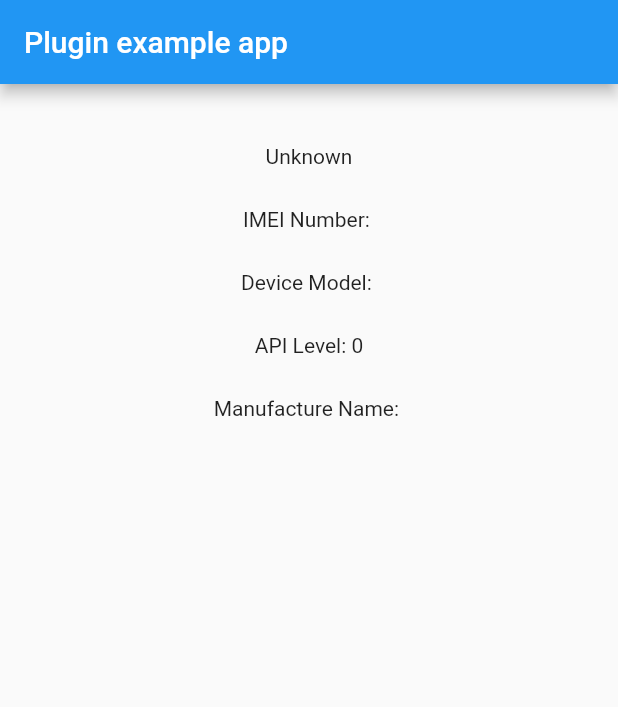
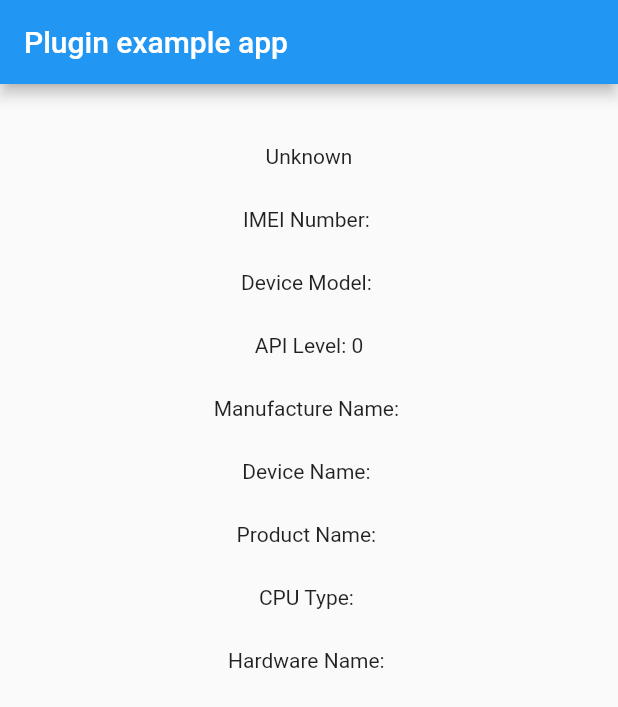
Before and after one commit to Hina-Hussain/DeviceInformationPlugin, a Flutter app: the screen it shows after launch, on a phone screen of 412 x 824 dp. Shown: the top 707 px of the screen. Run offline on Flutter 3.47's test engine with Material 2 defaults, Android fonts, the phone set to English and light mode, and no system bars.

Commit message:
Committed by Hina Hussain - Added new methods related to device.

```diff
--- a/example/lib/main.dart
+++ b/example/lib/main.dart
@@ -15,7 +15,7 @@ class MyApp extends StatefulWidget {
 
 class _MyAppState extends State<MyApp> {
   String _platformVersion = 'Unknown',_imeiNo = "",_modelName = "",
-  _manufacturerName = "";
+  _manufacturerName = "",_deviceName="",_productName = "",_cpuType="",_hardware = "";
   int _apiLevel =0;
   @override
   void initState() {
@@ -25,15 +25,21 @@ class _MyAppState extends State<MyApp> {
 
   // Platform messages are asynchronous, so we initialize in an async method.
   Future<void> initPlatformState() async {
-    String platformVersion,imeiNo,modelName,manufacturer;
+    String platformVersion,imeiNo, modelName,manufacturer,deviceName,productName,
+    cpuType,hardware;
     int apiLevel;
-    // Platform messages may fail, so we use a try/catch PlatformException.
+    // Platform messages may fail,
+    // so we use a try/catch PlatformException.
     try {
       platformVersion = await DeviceInformation.platformVersion;
       imeiNo = await DeviceInformation.deviceIMEINumber;
       modelName = await DeviceInformation.deviceModel;
       manufacturer = await DeviceInformation.deviceManufacturer;
-      apiLevel =  await DeviceInformation.APILevel;
+      apiLevel =  await DeviceInformation.apiLevel;
+      deviceName = await DeviceInformation.deviceName;
+      productName = await DeviceInformation.productName;
+      cpuType = await DeviceInformation.cpuName;
+      hardware = await DeviceInformation.hardware;
     } on PlatformException catch(e) {
       platformVersion = '${e.message}';
     }
@@ -49,6 +55,10 @@ class _MyAppState extends State<MyApp> {
       _modelName = modelName;
       _manufacturerName = manufacturer;
       _apiLevel = apiLevel;
+      _deviceName = deviceName;
+      _productName = productName;
+      _cpuType = cpuType;
+      _hardware = hardware;
     });
   }
 
@@ -73,6 +83,15 @@ class _MyAppState extends State<MyApp> {
               SizedBox(height: 10,),
               Text('Manufacture Name: $_manufacturerName\n'),
               SizedBox(height: 10,),
+              Text('Device Name: $_deviceName\n'),
+              SizedBox(height: 10,),
+              Text('Product Name: $_productName\n'),
+              SizedBox(height: 10,),
+              Text('CPU Type: $_cpuType\n'),
+              SizedBox(height: 10,),
+              Text('Hardware Name: $_hardware\n'),
+              SizedBox(height: 10,),
+
             ],
           ),
         ),
```
Also changed, not shown: lib/device_information.dart (+27 -7 lines), 1 other file.
